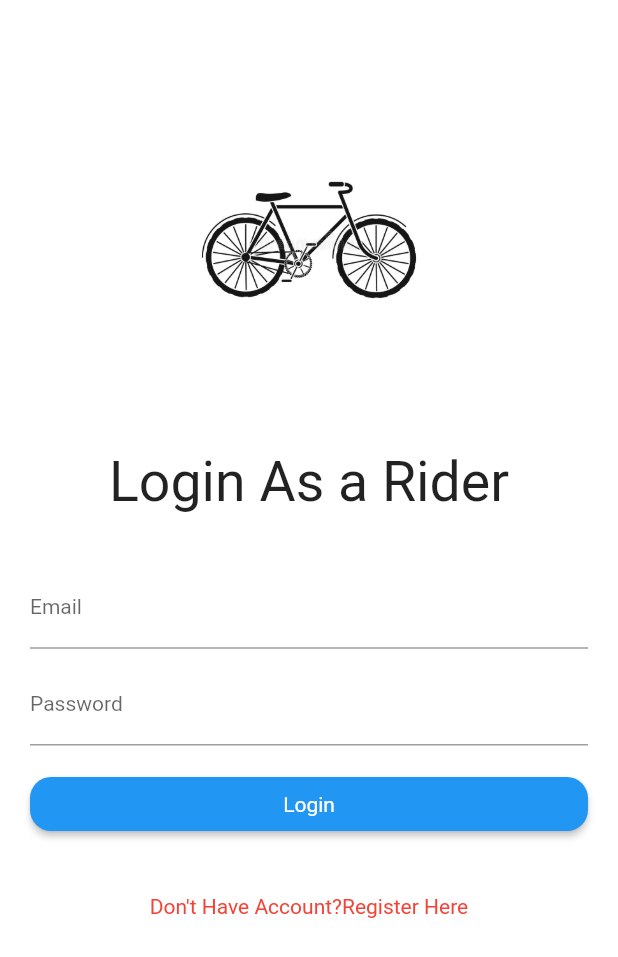
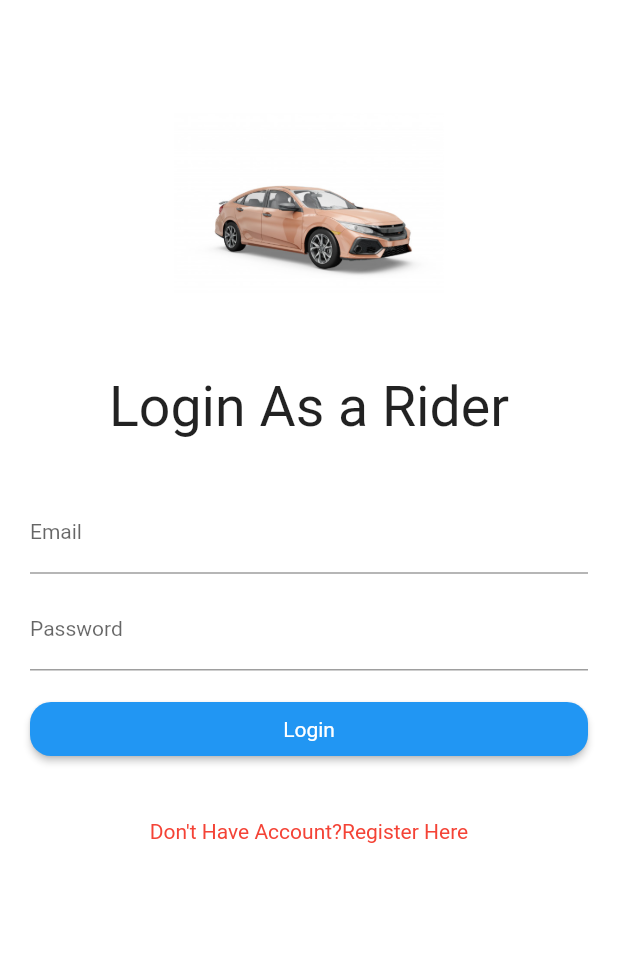
Before and after one commit to kaushikpuka1998/RiderApp-Flutter, a Flutter app: the screen it shows after launch, on a phone screen of 412 x 824 dp. Shown: the top 957 px of the screen. Run offline on Flutter 3.47's test engine with Material 2 defaults, Android fonts, the phone set to English and light mode, and no system bars; our stand-ins replace animated_splash_screen, firebase_auth, firebase_core, firebase_database, fluttertoast, font_awesome_flutter and 3 more; missing offline and left inert: flutter_polyline_points; accounts and stored records are empty.

Commit message:
Rouund Double added to count in price and Distance between two place to ride

```diff
--- a/lib/AllScreens/LoginScreen.dart
+++ b/lib/AllScreens/LoginScreen.dart
@@ -24,9 +24,9 @@ class loginscreen extends StatelessWidget {
         children: [
           SizedBox(height: 75),
           Image(
-              image: AssetImage("images/cyclelogin.jpg"),
+              image: AssetImage("images/creamsedan.jpg"),
             width: 370,
-            height: 170,
+            height: 120,
             alignment: Alignment.topCenter,
           ),
           SizedBox(height: 55.0,),
--- a/lib/AllScreens/mainScreen.dart
+++ b/lib/AllScreens/mainScreen.dart
@@ -390,10 +390,10 @@ class _mainscreenState extends State<mainscreen> with TickerProviderStateMixin {
                                   ),
 
                                   Text(
-                                    "Total distance: ${totaldist} KM",style: TextStyle(fontSize: 15.0,fontFamily: "Roboto",color:Colors.green),
+                                    "Total distance: ${AssistantMethods.roundDouble(totaldist,2)} KM",style: TextStyle(fontSize: 15.0,fontFamily: "Roboto",color:Colors.green),
                                   ),
                                   Text(
-                                    "Price: ${totaldist*15} Rs",style: TextStyle(fontSize: 15.0,fontFamily: "Roboto",color:Colors.purpleAccent),
+                                    "Price: ${AssistantMethods.roundDouble(totaldist*15,2)} Rs",style: TextStyle(fontSize: 15.0,fontFamily: "Roboto",color:Colors.purpleAccent),
                                   )
                                 ],
                               )
--- a/pubspec.yaml
+++ b/pubspec.yaml
@@ -93,6 +93,8 @@ flutter:
     - images/greenlocation.png
     - images/sedancar.jpg
     - images/whitesedan.png
+    - images/greensedan.jpg
+    - images/creamsedan.jpg
 
   fonts:
     - family: Roboto
```
Also changed, not shown: images/creamsedan.jpg (added), images/greensedan.jpg (added).
